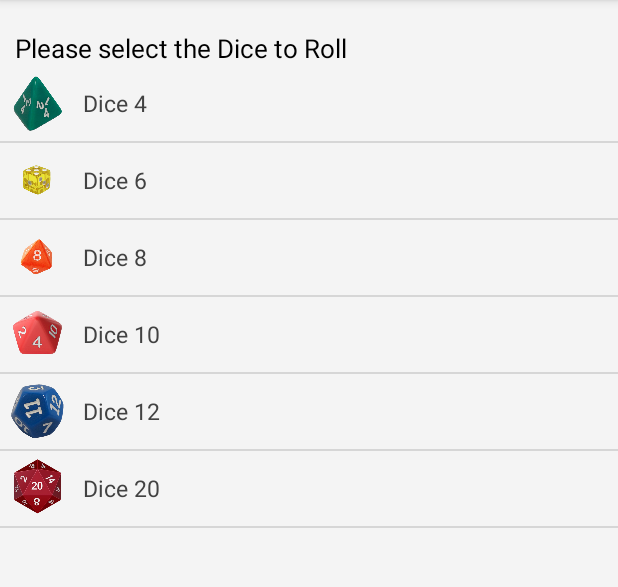
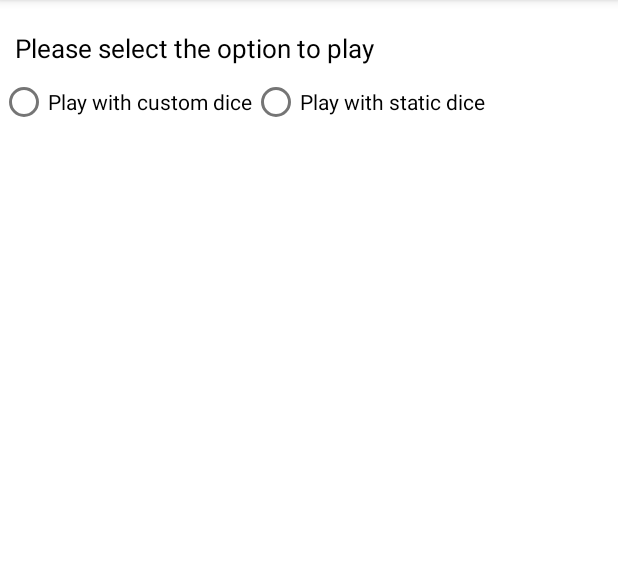
Before and after one commit to HarshdeepKaurDhunna/DiceRollingApplication, an Android app: the screen it shows after launch (MainActivity), on a phone screen of 412 x 824 dp, the part 84-671 px from its top. Run offline under Robolectric (Android 15) with nearby library versions, the phone set to English and light mode, and no system bars.

Commit message:
Add Multiple linear layout to hide show custom and static dice val

```diff
--- a/app/src/main/java/com/example/dicerollingapplication/CustomAdapter.java
+++ b/app/src/main/java/com/example/dicerollingapplication/CustomAdapter.java
@@ -48,15 +48,5 @@ public class CustomAdapter extends BaseAdapter {
         return view;
     }
 
-    public void addContact(String contact, int images){
-        this.diceList.add(contact);
-        this.diceIconList.add(images);
-        notifyDataSetChanged();
-    }
 
-    public void removeContact(){
-        if(this.diceList.size() >0){
-            this.diceList.remove(this.diceList.size()-1);
-        }notifyDataSetChanged();
-    }
 }
--- a/app/src/main/java/com/example/dicerollingapplication/MainActivity.java
+++ b/app/src/main/java/com/example/dicerollingapplication/MainActivity.java
@@ -6,7 +6,10 @@ import android.os.Bundle;
 import android.view.View;
 import android.widget.AdapterView;
 import android.widget.Button;
+import android.widget.EditText;
+import android.widget.LinearLayout;
 import android.widget.ListView;
+import android.widget.RadioButton;
 import android.widget.TextView;
 
 import java.util.ArrayList;
@@ -19,39 +22,49 @@ public class MainActivity extends AppCompatActivity {
     CustomAdapter customAdapter;
     Button rollDice;
     Button rollDiceTwice;
+    Button customDice;
     TextView resultOne;
     TextView resultTwice;
+    TextView appLabel;
+    EditText customDiceValue;
+    LinearLayout staticLayout;
     String selListVal;
 
     @Override
     protected void onCreate(Bundle savedInstanceState) {
         super.onCreate(savedInstanceState);
         setContentView(R.layout.activity_main);
-        dicesName = new ArrayList(Arrays.asList("Dice 4", "Dice 6", "Dice 8", "Dice 10", "Dice 12", "Dice 20"));
-        diceIcons = new ArrayList(Arrays.asList(R.drawable.dice_4, R.drawable.dice_6, R.drawable.dice_8, R.drawable.dice_10, R.drawable.dice_12, R.drawable.dice_20 ));
+        dicesName = new ArrayList(Arrays.asList("Dice 4", "Dice 6", "Dice 8", "Dice 10", "Dice 10 (100)", "Dice 12", "Dice 20"));
+        diceIcons = new ArrayList(Arrays.asList(R.drawable.dice_4, R.drawable.dice_6, R.drawable.dice_8, R.drawable.dice_10, R.drawable.dice_100, R.drawable.dice_12, R.drawable.dice_20));
         rollDice = findViewById(R.id.rollDice);
         rollDiceTwice = findViewById(R.id.rollDiceTwice);
+        diceListView = findViewById(R.id.diceListView);
+        resultOne = findViewById(R.id.resultOne);
+        resultTwice = findViewById(R.id.resultTwice);
+        staticLayout= findViewById(R.id.staticLayout);
+        customDiceValue = findViewById(R.id.customDiceValue);
+        customDice = findViewById(R.id.customDice);
+        appLabel = findViewById(R.id.appLabel);
+        customAdapter = new CustomAdapter(this, dicesName, diceIcons);
+        diceListView.setAdapter(customAdapter);
+        staticLayout.setVisibility(View.GONE);
         rollDice.setVisibility(View.GONE);
         rollDiceTwice.setVisibility(View.GONE);
-        diceListView  =  findViewById(R.id.diceListView);
-        resultOne =  findViewById(R.id.resultOne);
-        resultTwice =  findViewById(R.id.resultTwice);
 
-        customAdapter = new CustomAdapter(this,dicesName,diceIcons);
-        diceListView.setAdapter(customAdapter);
+        diceListView.setVisibility(View.GONE);
         getSelectedListItem();
         callButtonClick();
 
     }
 
 
-    public void getSelectedListItem(){
+    public void getSelectedListItem() {
         diceListView.setOnItemClickListener(new AdapterView.OnItemClickListener() {
             @Override
             public void onItemClick(AdapterView<?> adapterView, View view, int i, long l) {
                 selListVal = customAdapter.getItem(i).toString();
-                 rollDice.setVisibility(View.VISIBLE );
-                 rollDiceTwice.setVisibility(View.VISIBLE );
+                rollDice.setVisibility(View.VISIBLE);
+                rollDiceTwice.setVisibility(View.VISIBLE);
                 rollDice.setText("Roll " + selListVal);
                 rollDiceTwice.setText("Roll Twice " + selListVal);
                 resultOne.setText("");
@@ -59,6 +72,7 @@ public class MainActivity extends AppCompatActivity {
             }
         });
     }
+
     public void callButtonClick() {
         rollDice.setOnClickListener(new View.OnClickListener() {
             @Override
@@ -74,15 +88,52 @@ public class MainActivity extends AppCompatActivity {
             public void onClick(View view) {
                 String diceRandomVal1 = getUpsideVal();
                 String diceRandomVal2 = getUpsideVal();
-                resultTwice.setText("The two results up for " + selListVal + " is " + diceRandomVal1 + " and " +diceRandomVal2);
+                resultTwice.setText("The two results up for " + selListVal + " is " + diceRandomVal1 + " and " + diceRandomVal2);
+            }
+        });
+        customDice.setOnClickListener(new View.OnClickListener() {
+            @Override
+            public void onClick(View view) {
+                rollDice.setVisibility(View.VISIBLE);
+                rollDiceTwice.setVisibility(View.VISIBLE);
             }
         });
     }
-    public String getUpsideVal(){
+
+    public String getUpsideVal() {
         String[] maxVal = selListVal.split("\\s+");
-        int diceMaxVal =  Integer.parseInt(maxVal[1]);
-        String randomVal = String.valueOf((int)(Math.random() * diceMaxVal) + 1);
+        int diceMaxVal = Integer.parseInt(maxVal[1]);
+        String randomVal = "";
+        if (diceMaxVal == 10) {
+            int d10Val = (int) (Math.random() * (10 - 0)) + 0;
+            randomVal = maxVal.length == 3 ? String.valueOf(d10Val * 10) : String.valueOf(d10Val);
+        } else {
+            randomVal = String.valueOf((int) (Math.random() * diceMaxVal) + 1);
+        }
         return randomVal;
     }
+    public void onRadioButtonClicked(View view) {
+        // Is the button now checked?
+        boolean checked = ((RadioButton) view).isChecked();
 
+        // Check which radio button was clicked
+        switch(view.getId()) {
+            case R.id.radio_custom:
+                if (checked)
+                    staticLayout.setVisibility(View.VISIBLE);
+                    appLabel.setText("Please Enter The Numeric Value of Dice");
+                    diceListView.setVisibility(View.GONE);
+                    customDiceValue.setVisibility(View.VISIBLE);
+                    customDice.setVisibility(View.VISIBLE);
+                    break;
+            case R.id.radio_static:
+                if (checked)
+                    staticLayout.setVisibility(View.VISIBLE);
+                    diceListView.setVisibility(View.VISIBLE);
+                    customDiceValue.setVisibility(View.GONE);
+                    customDice.setVisibility(View.GONE);
+                    appLabel.setText("Please select the Dice to Roll");
+                    break;
         }
+    }
+}
--- a/app/src/main/res/layout/activity_main.xml
+++ b/app/src/main/res/layout/activity_main.xml
@@ -1,20 +1,73 @@
 <?xml version="1.0" encoding="utf-8"?>
-<LinearLayout xmlns:android="http://schemas.android.com/apk/res/android"
+<androidx.constraintlayout.widget.ConstraintLayout xmlns:android="http://schemas.android.com/apk/res/android"
+    xmlns:app="http://schemas.android.com/apk/res-auto"
+    xmlns:tools="http://schemas.android.com/tools"
     android:layout_width="match_parent"
     android:layout_height="match_parent"
-android:background="#f4f4f4"
-android:orientation="vertical" >
-
+    tools:context=".MainActivity">
+    <LinearLayout
+        android:id="@+id/mainLayout"
+        android:layout_width="match_parent"
+        android:layout_height="match_parent"
+        android:orientation="vertical">
         <TextView
-    android:id="@+id/appIntro"
+            android:id="@+id/mainLabel"
             android:layout_width="match_parent"
             android:layout_height="wrap_content"
             android:layout_marginTop="20dip"
+            android:paddingStart="10dp"
             android:paddingLeft="10dp"
-    android:paddingStart="10dp"
-    android:text="Please select the Dice to Roll"
+            android:text="Please select the option to play"
             android:textColor="#000"
             android:textSize="17dp" />
+        <RadioGroup
+            android:layout_width="match_parent"
+            android:layout_height="wrap_content"
+            android:orientation="horizontal">
+            <RadioButton android:id="@+id/radio_custom"
+                android:layout_width="wrap_content"
+                android:layout_height="wrap_content"
+                android:text="Play with custom dice"
+                android:onClick="onRadioButtonClicked"/>
+            <RadioButton android:id="@+id/radio_static"
+                android:layout_width="wrap_content"
+                android:layout_height="wrap_content"
+                android:text="Play with static dice"
+                android:onClick="onRadioButtonClicked"/>
+        </RadioGroup>
+
+    </LinearLayout>
+
+    <LinearLayout
+        android:id="@+id/staticLayout"
+        android:layout_width="match_parent"
+        android:layout_height="match_parent"
+        android:orientation="vertical">
+
+        <TextView
+            android:id="@+id/appLabel"
+            android:layout_width="match_parent"
+            android:layout_height="wrap_content"
+            android:layout_marginTop="20dip"
+            android:paddingStart="10dp"
+            android:paddingLeft="10dp"
+            android:textColor="#000"
+            android:textSize="17dp" />
+        <EditText
+            android:id="@+id/customDiceValue"
+            android:layout_height="wrap_content"
+            android:layout_width="match_parent"
+            android:inputType="numberPassword"/>
+        <Button
+            android:id="@+id/customDice"
+            android:layout_width="wrap_content"
+            android:layout_height="wrap_content"
+            android:layout_marginLeft="5sp"
+            android:layout_marginTop="10sp"
+            android:text="Ready To Roll"
+            android:layout_marginRight="2sp"
+            android:layout_marginBottom="5sp" />
+
 
         <ListView
             android:id="@+id/diceListView"
@@ -22,53 +75,60 @@ android:orientation="vertical" >
             android:layout_height="0dp"
             android:layout_weight="1"
             android:cacheColorHint="#00000000" />
+
         <LinearLayout
             android:layout_width="fill_parent"
             android:layout_height="100dp"
-        android:orientation="horizontal"
-        android:gravity="start">
+            android:gravity="start"
+            android:orientation="horizontal">
+
             <Button
                 android:id="@+id/rollDice"
                 android:layout_width="wrap_content"
                 android:layout_height="wrap_content"
-            android:layout_marginBottom="5sp"
                 android:layout_marginLeft="5sp"
+                android:layout_marginTop="10sp"
                 android:layout_marginRight="2sp"
-            android:layout_marginTop="10sp" />
+                android:layout_marginBottom="5sp" />
+
             <TextView
                 android:id="@+id/resultOne"
                 android:layout_width="match_parent"
                 android:layout_height="wrap_content"
                 android:layout_marginTop="20dip"
+                android:paddingStart="10dp"
                 android:paddingLeft="10dp"
-            android:paddingStart="10dp"
                 android:textColor="#000"
                 android:textSize="17dp" />
 
         </LinearLayout>
+
         <LinearLayout
             android:layout_width="fill_parent"
             android:layout_height="100dp"
-        android:orientation="horizontal"
-        android:gravity="start">
+            android:gravity="start"
+            android:orientation="horizontal">
+
             <Button
                 android:id="@+id/rollDiceTwice"
                 android:layout_width="wrap_content"
                 android:layout_height="wrap_content"
-            android:layout_marginBottom="5sp"
                 android:layout_marginLeft="5sp"
+                android:layout_marginTop="10sp"
                 android:layout_marginRight="2sp"
-            android:layout_marginTop="10sp" />
+                android:layout_marginBottom="5sp" />
+
             <TextView
                 android:id="@+id/resultTwice"
                 android:layout_width="match_parent"
                 android:layout_height="wrap_content"
                 android:layout_marginTop="20dip"
+                android:paddingStart="10dp"
                 android:paddingLeft="10dp"
-            android:paddingStart="10dp"
                 android:textColor="#000"
                 android:textSize="17dp" />
 
         </LinearLayout>
 
     </LinearLayout>
+</androidx.constraintlayout.widget.ConstraintLayout>
```
Also changed, not shown: app/src/main/res/drawable/dice_10.png. Lines whose indentation alone changed are shown as unchanged.
